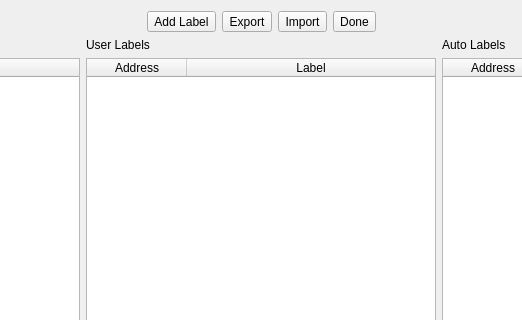
Old version of the form labelswindow.ui in the repository ivop/frida; both pictures show x 280 to 802 and y 0 to 320 of the 1082 by 652 pixel window.
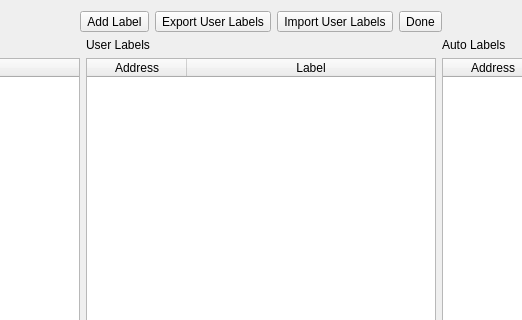
New version of the form. Icons and pictures are not drawn.

Commit message: better labels on buttons

The edit to the form file:
```diff
--- a/labelswindow.ui
+++ b/labelswindow.ui
@@ -55,7 +55,7 @@
         <enum>Qt::NoFocus</enum>
        </property>
        <property name="text">
-        <string>Export</string>
+        <string>Export User Labels</string>
        </property>
        <property name="icon">
         <iconset resource="frida.qrc">
@@ -75,7 +75,7 @@
         <enum>Qt::NoFocus</enum>
        </property>
        <property name="text">
-        <string>Import</string>
+        <string>Import User Labels</string>
        </property>
        <property name="icon">
         <iconset resource="frida.qrc">
```
The commit also changes 1 other file.
